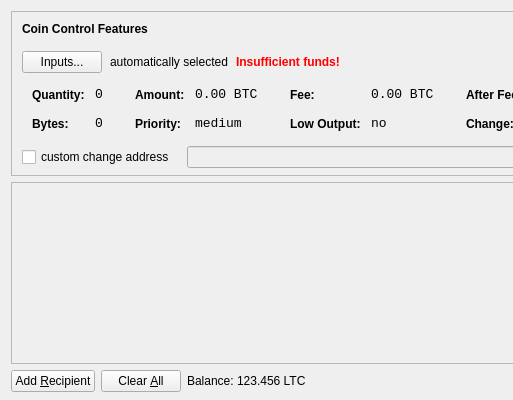
This is src/qt/forms/sendcoinsdialog.ui in kraxis/hideyocoin as Qt 5 draws it before an edit; both pictures show x 0 to 513 and y 0 to 400 of the 850 by 400 pixel window. The edited form follows.
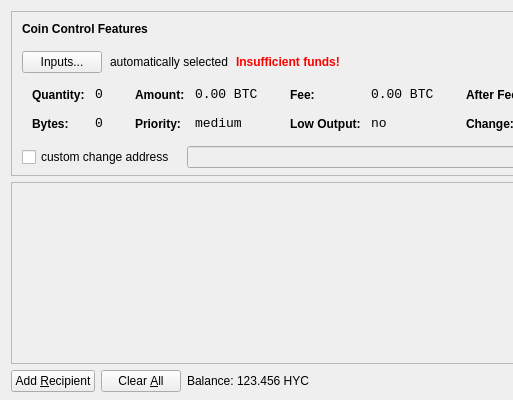
This is the edited form. Icons and pictures are not drawn.

The edit to the form file:
```diff
--- a/src/qt/forms/sendcoinsdialog.ui
+++ b/src/qt/forms/sendcoinsdialog.ui
@@ -720,7 +720,7 @@
           <cursorShape>IBeamCursor</cursorShape>
          </property>
          <property name="text">
-          <string>123.456 LTC</string>
+          <string>123.456 HYC</string>
          </property>
          <property name="textInteractionFlags">
           <set>Qt::LinksAccessibleByMouse|Qt::TextSelectableByKeyboard|Qt::TextSelectableByMouse</set>
```
